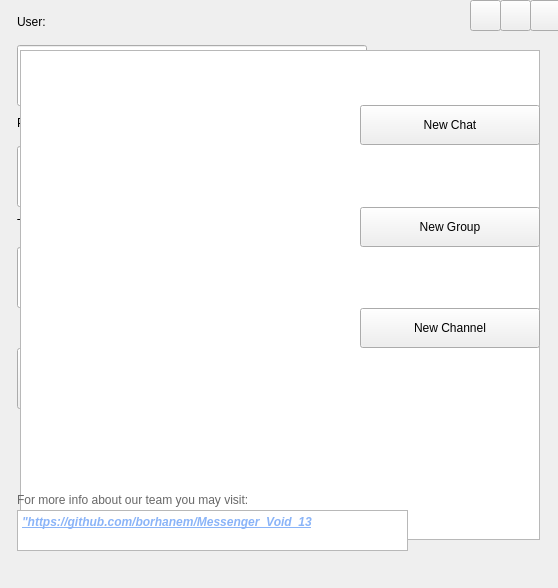
The window that mainwindow.ui (borhanem/Messenger_Void_13) describes before a commit, drawn with Qt 5.
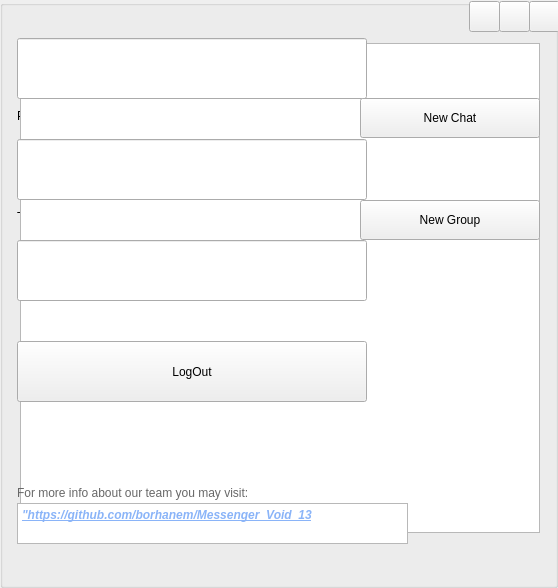
The same window after the commit. The open tabs and pages were chosen to show the change. Icons and pictures are not drawn.

Commit message: stacked widget added to mainwindow

```diff
--- a/mainwindow.ui
+++ b/mainwindow.ui
@@ -23,26 +23,37 @@
    <string notr="true"/>
   </property>
   <widget class="QWidget" name="centralwidget">
-   <widget class="QLineEdit" name="user_led">
+   <widget class="QStackedWidget" name="stackedWidget">
     <property name="geometry">
      <rect>
-      <x>17</x>
-      <y>45</y>
-      <width>350</width>
-      <height>61</height>
+      <x>0</x>
+      <y>0</y>
+      <width>558</width>
+      <height>588</height>
      </rect>
     </property>
-    <property name="styleSheet">
-     <string notr="true">color: rgb(0, 85, 0);
-font: 10pt &quot;Simplified Arabic Fixed&quot;;</string>
+    <property name="currentIndex">
+     <number>1</number>
     </property>
-   </widget>
+    <widget class="QWidget" name="page">
+     <widget class="QGroupBox" name="groupBox">
+      <property name="geometry">
+       <rect>
+        <x>0</x>
+        <y>0</y>
+        <width>558</width>
+        <height>588</height>
+       </rect>
+      </property>
+      <property name="title">
+       <string/>
+      </property>
    <widget class="QLabel" name="user_lbl">
     <property name="geometry">
      <rect>
       <x>17</x>
-      <y>12</y>
-      <width>52</width>
+         <y>42</y>
+         <width>55</width>
       <height>20</height>
      </rect>
     </property>
@@ -57,7 +68,7 @@
     <property name="geometry">
      <rect>
       <x>17</x>
-      <y>113</y>
+         <y>106</y>
       <width>68</width>
       <height>20</height>
      </rect>
@@ -69,25 +80,11 @@
      <string>Password :</string>
     </property>
    </widget>
-   <widget class="QLineEdit" name="pass_led">
-    <property name="geometry">
-     <rect>
-      <x>17</x>
-      <y>146</y>
-      <width>350</width>
-      <height>61</height>
-     </rect>
-    </property>
-    <property name="styleSheet">
-     <string notr="true">font: 10pt &quot;Simplified Arabic Fixed&quot;;
-color: rgb(0, 85, 0);</string>
-    </property>
-   </widget>
    <widget class="QLabel" name="token_lbl">
     <property name="geometry">
      <rect>
       <x>17</x>
-      <y>214</y>
+         <y>207</y>
       <width>46</width>
       <height>20</height>
      </rect>
@@ -99,72 +96,11 @@
      <string>Token :</string>
     </property>
    </widget>
-   <widget class="QLineEdit" name="token_led">
-    <property name="geometry">
-     <rect>
-      <x>17</x>
-      <y>247</y>
-      <width>350</width>
-      <height>61</height>
-     </rect>
-    </property>
-    <property name="styleSheet">
-     <string notr="true">font: 10pt &quot;Simplified Arabic Fixed&quot;;
-color: rgb(0, 85, 0);</string>
-    </property>
-   </widget>
-   <widget class="QPushButton" name="logout_pbn">
-    <property name="geometry">
-     <rect>
-      <x>17</x>
-      <y>348</y>
-      <width>350</width>
-      <height>61</height>
-     </rect>
-    </property>
-    <property name="styleSheet">
-     <string notr="true">font: 700 11pt &quot;Segoe Script&quot;;
-</string>
-    </property>
-    <property name="text">
-     <string>LogOut</string>
-    </property>
-   </widget>
-   <widget class="QListWidget" name="chats_listWidget">
-    <property name="geometry">
-     <rect>
-      <x>20</x>
-      <y>50</y>
-      <width>520</width>
-      <height>490</height>
-     </rect>
-    </property>
-    <property name="styleSheet">
-     <string notr="true">
-font: 12pt &quot;8514oem&quot;;</string>
-    </property>
-   </widget>
-   <widget class="QToolButton" name="toolButton">
-    <property name="geometry">
-     <rect>
-      <x>470</x>
-      <y>0</y>
-      <width>31</width>
-      <height>31</height>
-     </rect>
-    </property>
-    <property name="styleSheet">
-     <string notr="true"/>
-    </property>
-    <property name="text">
-     <string/>
-    </property>
-   </widget>
    <widget class="QPushButton" name="Theme_2_pbn">
     <property name="geometry">
      <rect>
       <x>450</x>
-      <y>146</y>
+         <y>139</y>
       <width>91</width>
       <height>61</height>
      </rect>
@@ -178,115 +114,11 @@
      <string/>
     </property>
    </widget>
-   <widget class="QPushButton" name="Theme_1">
-    <property name="geometry">
-     <rect>
-      <x>450</x>
-      <y>45</y>
-      <width>91</width>
-      <height>61</height>
-     </rect>
-    </property>
-    <property name="styleSheet">
-     <string notr="true">background-image: url(:/new/prefix1/Style/red.png);
-border-color: rgb(170, 170, 127);
-border-radius:10%;
-</string>
-    </property>
-    <property name="text">
-     <string/>
-    </property>
-   </widget>
-   <widget class="QPushButton" name="pushButton">
-    <property name="geometry">
-     <rect>
-      <x>450</x>
-      <y>247</y>
-      <width>91</width>
-      <height>61</height>
-     </rect>
-    </property>
-    <property name="styleSheet">
-     <string notr="true">background-image: url(:/new/prefix1/Style/Green.png);
-border-color: rgb(170, 170, 127);
-border-radius: 10%;</string>
-    </property>
-    <property name="text">
-     <string/>
-    </property>
-   </widget>
-   <widget class="QPushButton" name="Theme_3_pbn">
-    <property name="geometry">
-     <rect>
-      <x>450</x>
-      <y>348</y>
-      <width>91</width>
-      <height>61</height>
-     </rect>
-    </property>
-    <property name="styleSheet">
-     <string notr="true">background-image: url(:/new/prefix1/Style/LightPink.png);
-border-color: rgb(170, 170, 127);
-border-radius: 10%;</string>
-    </property>
-    <property name="text">
-     <string/>
-    </property>
-   </widget>
-   <widget class="QPushButton" name="createGroup_pbn">
-    <property name="geometry">
-     <rect>
-      <x>360</x>
-      <y>207</y>
-      <width>180</width>
-      <height>40</height>
-     </rect>
-    </property>
-    <property name="styleSheet">
-     <string notr="true">font: 9pt &quot;Snap ITC&quot;;
-</string>
-    </property>
-    <property name="text">
-     <string>New Group</string>
-    </property>
-   </widget>
-   <widget class="QToolButton" name="Exit_pbn">
-    <property name="geometry">
-     <rect>
-      <x>530</x>
-      <y>0</y>
-      <width>31</width>
-      <height>31</height>
-     </rect>
-    </property>
-    <property name="styleSheet">
-     <string notr="true"/>
-    </property>
-    <property name="text">
-     <string/>
-    </property>
-   </widget>
-   <widget class="QPushButton" name="newchat_pbn">
-    <property name="geometry">
-     <rect>
-      <x>360</x>
-      <y>105</y>
-      <width>180</width>
-      <height>40</height>
-     </rect>
-    </property>
-    <property name="styleSheet">
-     <string notr="true">font: 9pt &quot;Snap ITC&quot;;</string>
-    </property>
-    <property name="text">
-     <string>New Chat</string>
-    </property>
-   </widget>
    <widget class="QPushButton" name="newchannel_pbn">
     <property name="geometry">
      <rect>
       <x>360</x>
-      <y>308</y>
+         <y>301</y>
       <width>180</width>
       <height>40</height>
      </rect>
@@ -299,45 +131,70 @@
      <string>New Channel</string>
     </property>
    </widget>
-   <widget class="QToolButton" name="Add_tbn">
+      <widget class="QListWidget" name="chats_listWidget">
     <property name="geometry">
      <rect>
-      <x>500</x>
-      <y>0</y>
-      <width>31</width>
-      <height>31</height>
+         <x>20</x>
+         <y>43</y>
+         <width>520</width>
+         <height>490</height>
      </rect>
     </property>
     <property name="styleSheet">
-     <string notr="true"/>
-    </property>
-    <property name="text">
-     <string/>
-    </property>
-   </widget>
-   <widget class="QLabel" name="repository_info_lbl">
+        <string notr="true">
+font: 12pt &quot;8514oem&quot;;</string>
+       </property>
+      </widget>
+      <widget class="QPushButton" name="createGroup_pbn">
     <property name="geometry">
      <rect>
-      <x>17</x>
-      <y>490</y>
-      <width>300</width>
-      <height>20</height>
+         <x>360</x>
+         <y>200</y>
+         <width>180</width>
+         <height>40</height>
      </rect>
     </property>
     <property name="styleSheet">
-     <string notr="true">color: rgb(103, 103, 103);
-
+        <string notr="true">font: 9pt &quot;Snap ITC&quot;;
 </string>
     </property>
     <property name="text">
-     <string>For more info about our team you may visit: </string>
+        <string>New Group</string>
+       </property>
+      </widget>
+      <widget class="QLineEdit" name="pass_led">
+       <property name="geometry">
+        <rect>
+         <x>17</x>
+         <y>139</y>
+         <width>350</width>
+         <height>61</height>
+        </rect>
+       </property>
+       <property name="styleSheet">
+        <string notr="true">font: 10pt &quot;Simplified Arabic Fixed&quot;;
+color: rgb(0, 85, 0);</string>
+       </property>
+      </widget>
+      <widget class="QLineEdit" name="user_led">
+       <property name="geometry">
+        <rect>
+         <x>17</x>
+         <y>38</y>
+         <width>350</width>
+         <height>61</height>
+        </rect>
+       </property>
+       <property name="styleSheet">
+        <string notr="true">color: rgb(0, 85, 0);
+font: 10pt &quot;Simplified Arabic Fixed&quot;;</string>
     </property>
    </widget>
    <widget class="QTextBrowser" name="repository_link_lbl">
     <property name="geometry">
      <rect>
       <x>17</x>
-      <y>510</y>
+         <y>503</y>
       <width>391</width>
       <height>41</height>
      </rect>
@@ -358,6 +215,209 @@
 &lt;p style=&quot; margin-top:0px; margin-bottom:0px; margin-left:0px; margin-right:0px; -qt-block-indent:0; text-indent:0px;&quot;&gt;&lt;a href=&quot;https://github.com/borhanem/Messenger_Void_13 &quot;&gt;&lt;span style=&quot; color:#8ab4f8;&quot;&gt;&amp;quot;https://github.com/borhanem/Messenger_Void_13&lt;/span&gt;&lt;/a&gt;&lt;/p&gt;&lt;/body&gt;&lt;/html&gt;</string>
     </property>
    </widget>
+      <widget class="QLabel" name="repository_info_lbl">
+       <property name="geometry">
+        <rect>
+         <x>17</x>
+         <y>483</y>
+         <width>300</width>
+         <height>20</height>
+        </rect>
+       </property>
+       <property name="styleSheet">
+        <string notr="true">color: rgb(103, 103, 103);
+
+</string>
+       </property>
+       <property name="text">
+        <string>For more info about our team you may visit: </string>
+       </property>
+      </widget>
+      <widget class="QToolButton" name="Add_tbn">
+       <property name="geometry">
+        <rect>
+         <x>499</x>
+         <y>1</y>
+         <width>31</width>
+         <height>31</height>
+        </rect>
+       </property>
+       <property name="styleSheet">
+        <string notr="true"/>
+       </property>
+       <property name="text">
+        <string/>
+       </property>
+      </widget>
+      <widget class="QPushButton" name="logout_pbn">
+       <property name="geometry">
+        <rect>
+         <x>17</x>
+         <y>341</y>
+         <width>350</width>
+         <height>61</height>
+        </rect>
+       </property>
+       <property name="styleSheet">
+        <string notr="true">font: 700 11pt &quot;Segoe Script&quot;;
+</string>
+       </property>
+       <property name="text">
+        <string>LogOut</string>
+       </property>
+      </widget>
+      <widget class="QToolButton" name="Exit_pbn">
+       <property name="geometry">
+        <rect>
+         <x>529</x>
+         <y>1</y>
+         <width>31</width>
+         <height>31</height>
+        </rect>
+       </property>
+       <property name="styleSheet">
+        <string notr="true"/>
+       </property>
+       <property name="text">
+        <string/>
+       </property>
+      </widget>
+      <widget class="QPushButton" name="Theme_1">
+       <property name="geometry">
+        <rect>
+         <x>450</x>
+         <y>38</y>
+         <width>91</width>
+         <height>61</height>
+        </rect>
+       </property>
+       <property name="styleSheet">
+        <string notr="true">background-image: url(:/new/prefix1/Style/red.png);
+border-color: rgb(170, 170, 127);
+border-radius:10%;
+</string>
+       </property>
+       <property name="text">
+        <string/>
+       </property>
+      </widget>
+      <widget class="QPushButton" name="newchat_pbn">
+       <property name="geometry">
+        <rect>
+         <x>360</x>
+         <y>98</y>
+         <width>180</width>
+         <height>40</height>
+        </rect>
+       </property>
+       <property name="styleSheet">
+        <string notr="true">font: 9pt &quot;Snap ITC&quot;;</string>
+       </property>
+       <property name="text">
+        <string>New Chat</string>
+       </property>
+      </widget>
+      <widget class="QLineEdit" name="token_led">
+       <property name="geometry">
+        <rect>
+         <x>17</x>
+         <y>240</y>
+         <width>350</width>
+         <height>61</height>
+        </rect>
+       </property>
+       <property name="styleSheet">
+        <string notr="true">font: 10pt &quot;Simplified Arabic Fixed&quot;;
+color: rgb(0, 85, 0);</string>
+       </property>
+      </widget>
+      <widget class="QToolButton" name="toolButton">
+       <property name="geometry">
+        <rect>
+         <x>469</x>
+         <y>1</y>
+         <width>31</width>
+         <height>31</height>
+        </rect>
+       </property>
+       <property name="styleSheet">
+        <string notr="true"/>
+       </property>
+       <property name="text">
+        <string/>
+       </property>
+      </widget>
+      <widget class="QPushButton" name="Theme_3_pbn">
+       <property name="geometry">
+        <rect>
+         <x>450</x>
+         <y>341</y>
+         <width>91</width>
+         <height>61</height>
+        </rect>
+       </property>
+       <property name="styleSheet">
+        <string notr="true">background-image: url(:/new/prefix1/Style/LightPink.png);
+border-color: rgb(170, 170, 127);
+border-radius: 10%;</string>
+       </property>
+       <property name="text">
+        <string/>
+       </property>
+      </widget>
+      <widget class="QPushButton" name="pushButton">
+       <property name="geometry">
+        <rect>
+         <x>450</x>
+         <y>240</y>
+         <width>91</width>
+         <height>61</height>
+        </rect>
+       </property>
+       <property name="styleSheet">
+        <string notr="true">background-image: url(:/new/prefix1/Style/Green.png);
+border-color: rgb(170, 170, 127);
+border-radius: 10%;</string>
+       </property>
+       <property name="text">
+        <string/>
+       </property>
+      </widget>
+     </widget>
+    </widget>
+    <widget class="QWidget" name="page_2">
+     <widget class="QListWidget" name="chats_listWidget_2">
+      <property name="geometry">
+       <rect>
+        <x>20</x>
+        <y>43</y>
+        <width>520</width>
+        <height>490</height>
+       </rect>
+      </property>
+      <property name="styleSheet">
+       <string notr="true">
+font: 12pt &quot;8514oem&quot;;</string>
+      </property>
+     </widget>
+     <widget class="QToolButton" name="Exit_pbn_2">
+      <property name="geometry">
+       <rect>
+        <x>530</x>
+        <y>0</y>
+        <width>31</width>
+        <height>31</height>
+       </rect>
+      </property>
+      <property name="styleSheet">
+       <string notr="true"/>
+      </property>
+      <property name="text">
+       <string/>
+      </property>
+     </widget>
+    </widget>
+   </widget>
   </widget>
   <widget class="QMenuBar" name="menubar">
    <property name="geometry">
```
Left out of the diff: 17 changed lines with no effect on the pictures. Lines whose indentation alone changed are shown as unchanged. The commit also changes 8 other files.
